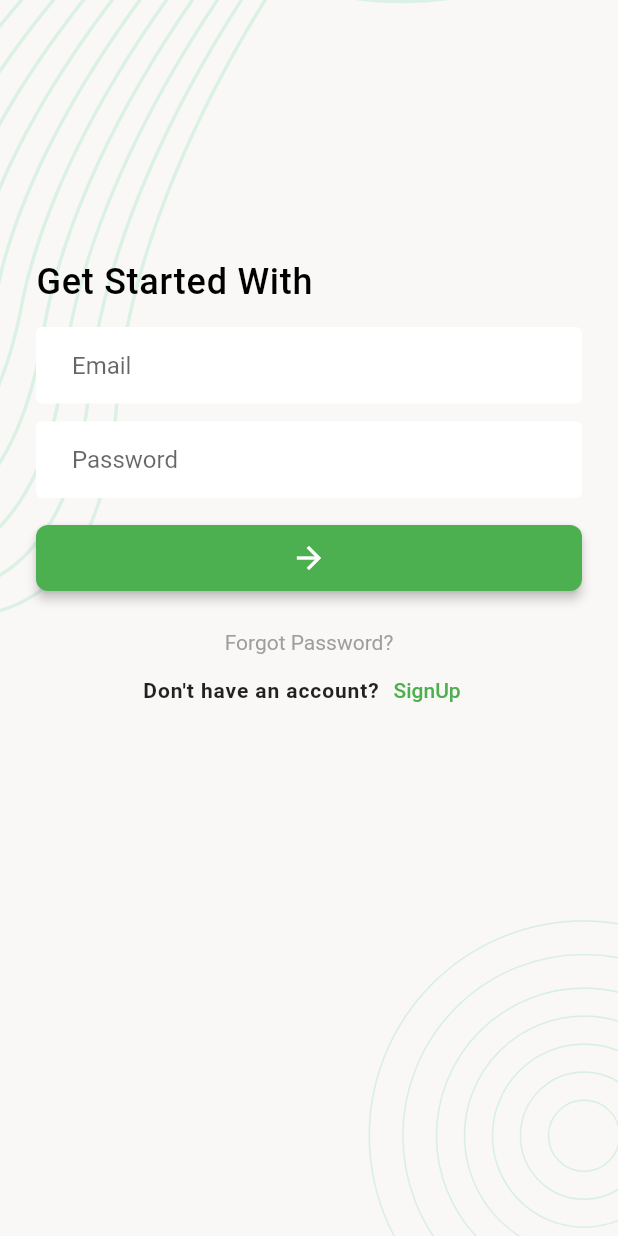
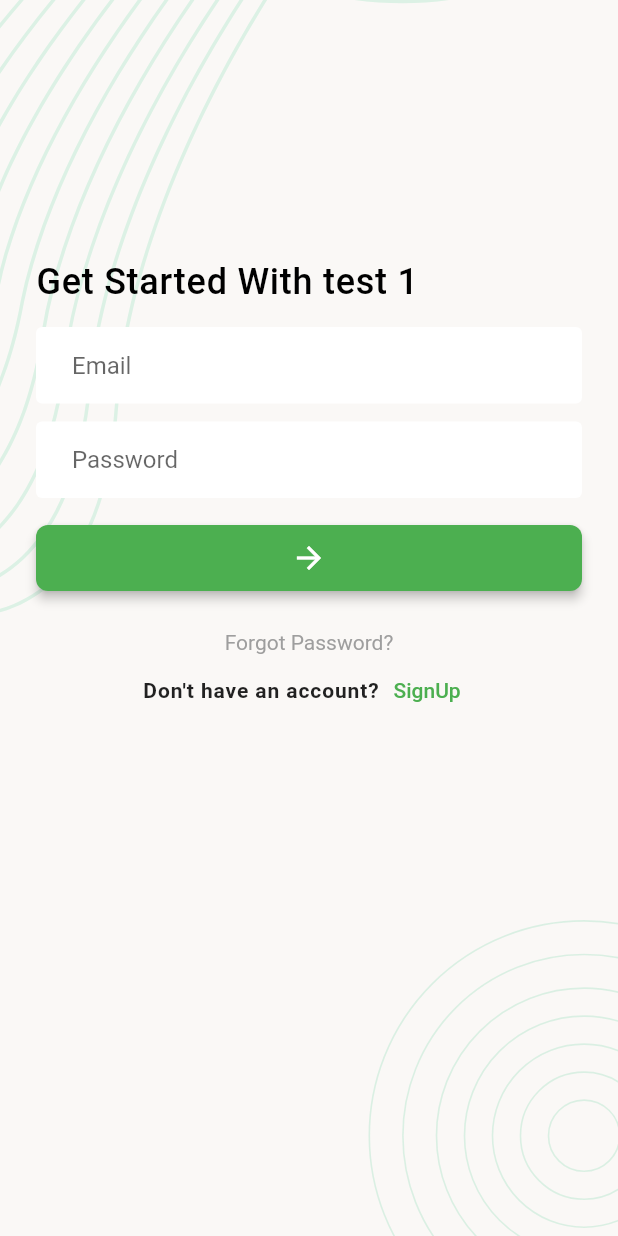
Before and after one commit to DeltaKhalid/Task-Manager-V-2, a Flutter app: the screen it shows after launch, on a phone screen of 412 x 824 dp. Run offline on Flutter 3.47's test engine with Material 2 defaults, Android fonts, the phone set to English and light mode, and no system bars; our stand-ins replace flutter_svg, pin_code_fields.

Commit message:
test commit from HP

```diff
--- a/lib/ui/screens/auth/login_screen.dart
+++ b/lib/ui/screens/auth/login_screen.dart
@@ -28,7 +28,7 @@ class _LoginScreenState extends State<LoginScreen> {
               children: [
                 const SizedBox(height: 150,),
               Text(
-                'Get Started With',
+                'Get Started With test 1',
                 // style: TextStyle(
                 //     fontSize: 24,
                 //     color: Colors.black,
```
